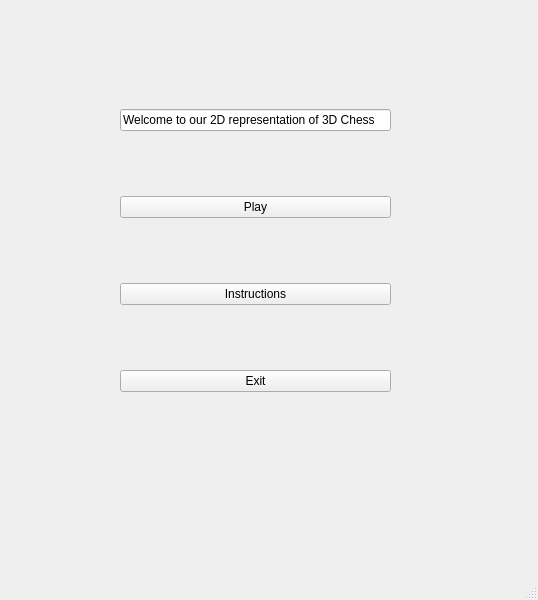
Knights-of-the-Square-Table/chess, file mainwindow.ui: the form before one commit.
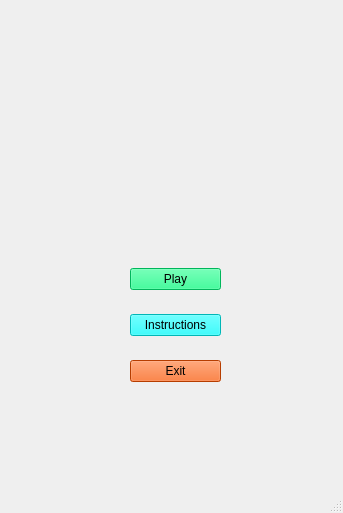
The form after the commit.

Commit message: added logo to main window and experimented with some button colors

The edit to the form file:
```diff
--- a/mainwindow.ui
+++ b/mainwindow.ui
@@ -6,33 +6,29 @@
    <rect>
     <x>0</x>
     <y>0</y>
-    <width>538</width>
-    <height>600</height>
+    <width>343</width>
+    <height>513</height>
    </rect>
   </property>
   <property name="windowTitle">
    <string>MainWindow</string>
   </property>
   <widget class="QWidget" name="centralwidget">
-   <widget class="QWidget" name="">
+   <widget class="QWidget" name="layoutWidget">
     <property name="geometry">
      <rect>
-      <x>120</x>
-      <y>50</y>
-      <width>271</width>
-      <height>401</height>
+      <x>130</x>
+      <y>250</y>
+      <width>91</width>
+      <height>151</height>
      </rect>
     </property>
     <layout class="QVBoxLayout" name="verticalLayout">
-     <item>
-      <widget class="QLineEdit" name="lineEdit">
-       <property name="text">
-        <string>Welcome to our 2D representation of 3D Chess</string>
-       </property>
-      </widget>
-     </item>
      <item>
       <widget class="QPushButton" name="playButton">
+       <property name="styleSheet">
+        <string notr="true">background-color:rgb(0, 255, 127);</string>
+       </property>
        <property name="text">
         <string>Play</string>
        </property>
@@ -40,6 +36,9 @@
      </item>
      <item>
       <widget class="QPushButton" name="instructionsButton">
+       <property name="styleSheet">
+        <string notr="true">background-color:rgb(0, 255, 255);</string>
+       </property>
        <property name="text">
         <string>Instructions</string>
        </property>
@@ -47,6 +46,9 @@
      </item>
      <item>
       <widget class="QPushButton" name="exitButton">
+       <property name="styleSheet">
+        <string notr="true">background-color:rgb(255, 85, 0);</string>
+       </property>
        <property name="text">
         <string>Exit</string>
        </property>
```
Left out of the diff: 2 changed lines with no effect on the pictures. The commit also changes 1 other file.
